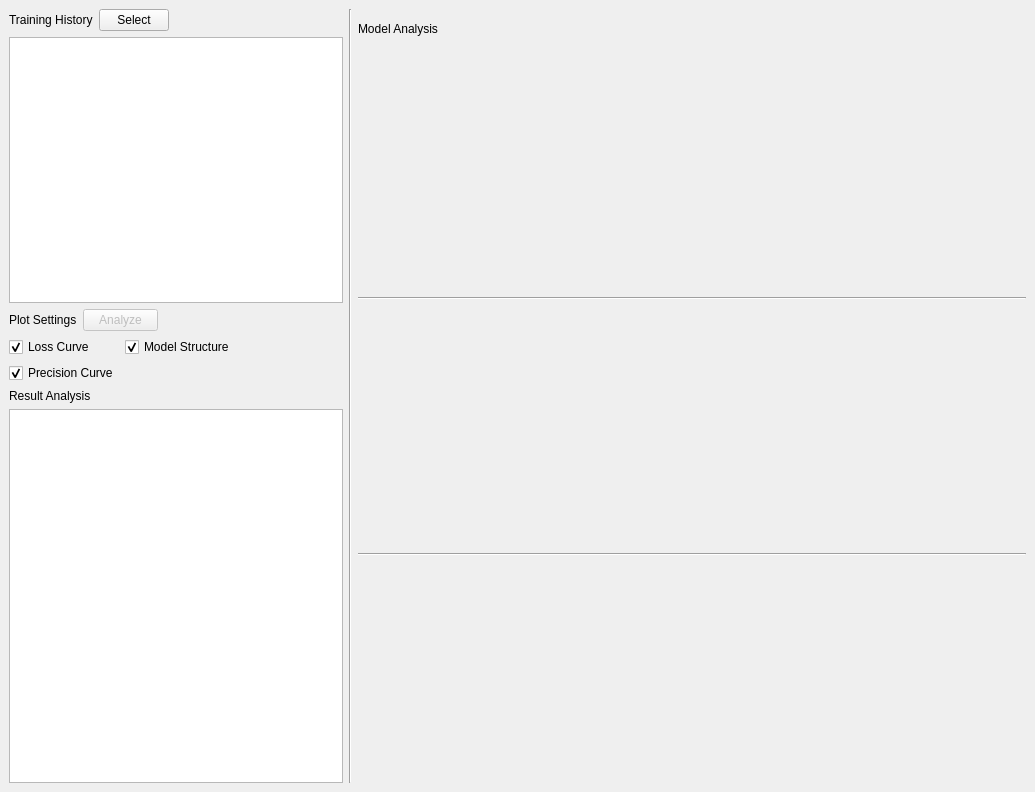
First picture: the form in QSAR-UI/mainwindow2.ui, repository sheMnapion/AI-QSAR, before the edit.
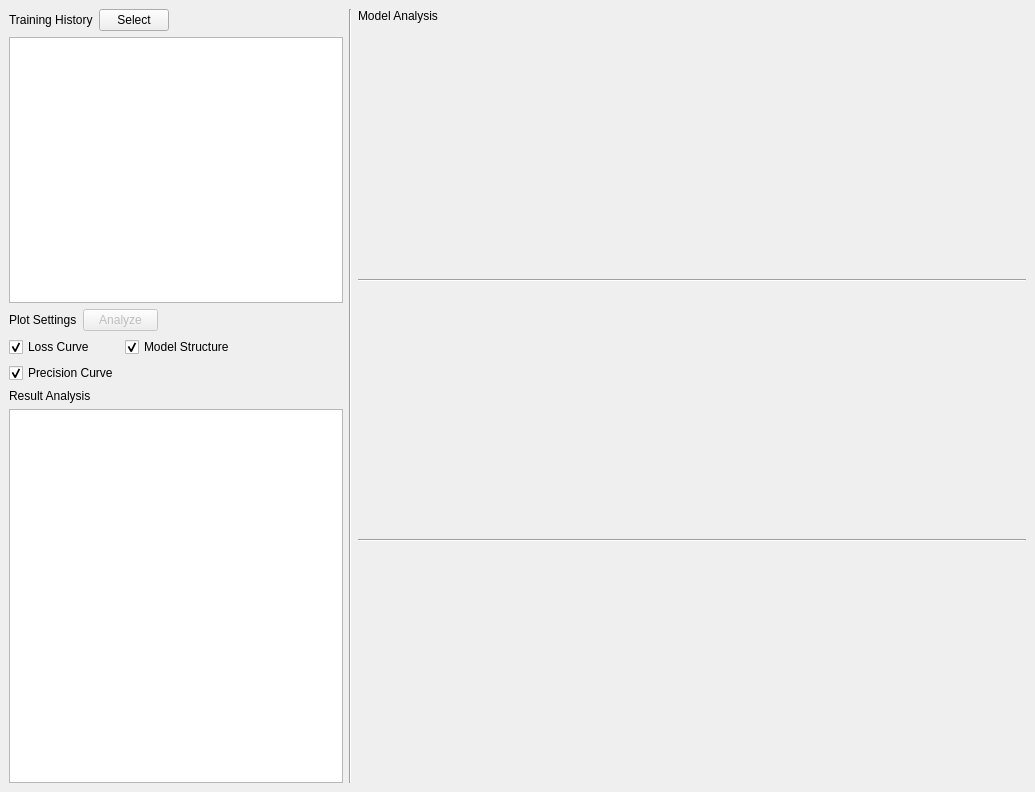
Second picture: the form after the edit.

Commit message: rm margin in tab2

```diff
--- a/QSAR-UI/mainwindow2.ui
+++ b/QSAR-UI/mainwindow2.ui
@@ -336,9 +336,12 @@
        </widget>
       </item>
       <item>
-       <layout class="QVBoxLayout" name="verticalLayout_4" stretch="2,2,0,2,2">
+       <layout class="QVBoxLayout" name="verticalLayout_4" stretch="0,0,1,1,1">
+        <property name="spacing">
+         <number>-1</number>
+        </property>
         <property name="sizeConstraint">
-         <enum>QLayout::SetMaximumSize</enum>
+         <enum>QLayout::SetDefaultConstraint</enum>
         </property>
         <item>
          <widget class="QLabel" name="label_4">
@@ -384,7 +387,7 @@
             <number>0</number>
            </property>
            <property name="bottomMargin">
-            <number>6</number>
+            <number>0</number>
            </property>
           </layout>
          </widget>
@@ -421,13 +424,13 @@
             <number>0</number>
            </property>
            <property name="topMargin">
-            <number>6</number>
+            <number>0</number>
            </property>
            <property name="rightMargin">
             <number>0</number>
            </property>
            <property name="bottomMargin">
-            <number>6</number>
+            <number>0</number>
            </property>
           </layout>
          </widget>
@@ -451,7 +454,7 @@
             <number>0</number>
            </property>
            <property name="topMargin">
-            <number>6</number>
+            <number>0</number>
            </property>
            <property name="rightMargin">
             <number>0</number>
```
